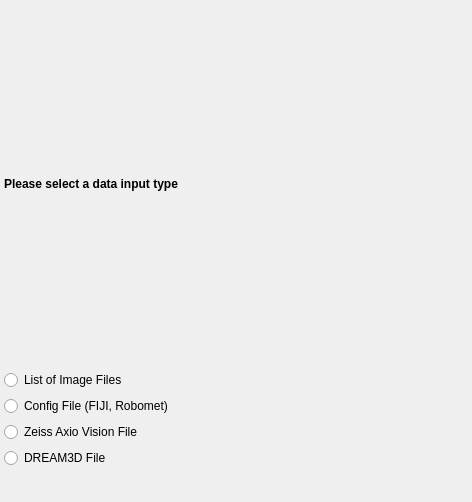
Qt form SIMPLVtkLib/Wizards/ImportMontage/UI_Files/FileTypeSelectionPage.ui (tplatt77/SIMPLVtkLib) before a commit.
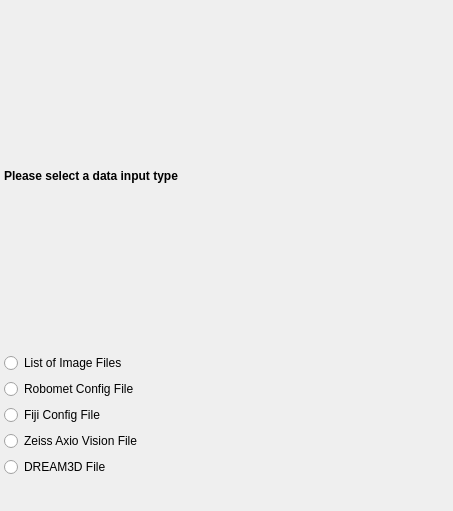
The same form after that commit.

Commit message: Redesigning Import Montage wizard with separate pages for each file type.  Gave the ability to manually name the DataContainer prefix, Attribute Matrix, and Data Array where the imported images will be stored.  Added a disclosable widget to some pages that contains Advanced controls.

The edit to the form file:
```diff
--- a/SIMPLVtkLib/Wizards/ImportMontage/UI_Files/FileTypeSelectionPage.ui
+++ b/SIMPLVtkLib/Wizards/ImportMontage/UI_Files/FileTypeSelectionPage.ui
@@ -6,8 +6,8 @@
    <rect>
     <x>0</x>
     <y>0</y>
-    <width>472</width>
-    <height>502</height>
+    <width>453</width>
+    <height>511</height>
    </rect>
   </property>
   <property name="windowTitle">
@@ -49,7 +49,14 @@
    <item>
     <widget class="QRadioButton" name="configFileRB">
      <property name="text">
-      <string>Config File (FIJI, Robomet)</string>
+      <string>Robomet Config File</string>
+     </property>
+    </widget>
+   </item>
+   <item>
+    <widget class="QRadioButton" name="fijiFileRB">
+     <property name="text">
+      <string>Fiji Config File</string>
      </property>
     </widget>
    </item>
```
Left out of the diff: 9 changed lines with no effect on the pictures. The commit also changes 24 other files.
